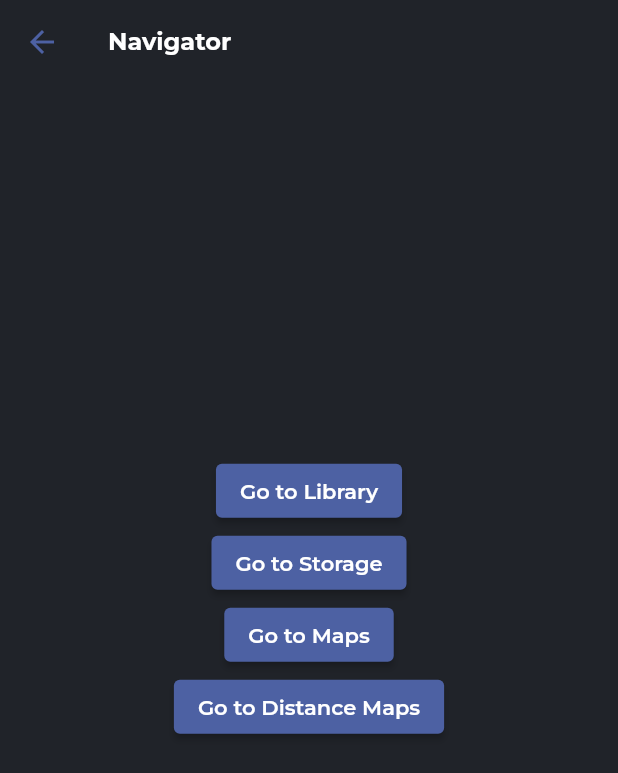
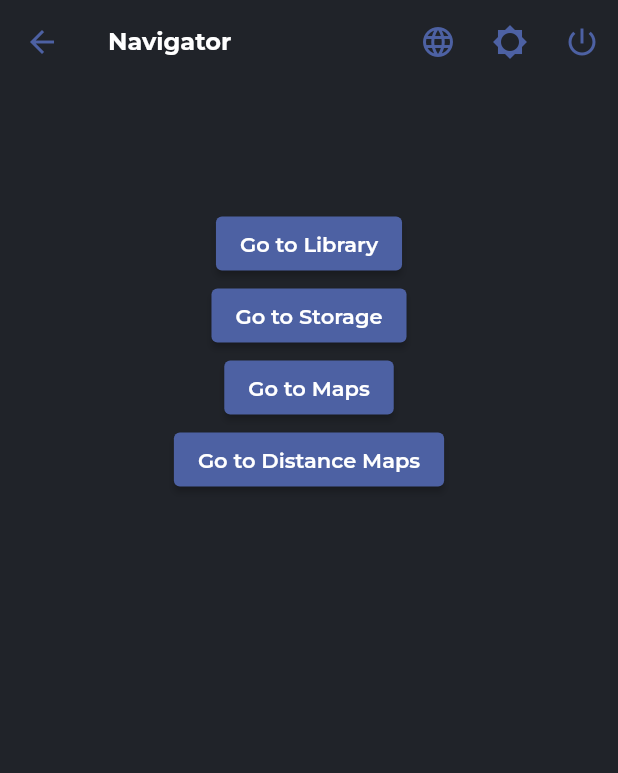
Before and after one commit to SafetyWalk/vermithor, a Flutter app: the NavigatorScreen screen opened by its route, on a phone screen of 412 x 824 dp. Shown: the top 773 px of the screen. Run offline on Flutter 3.47's test engine with Material 2 defaults, Android fonts, the light colour scheme and no system bars; our stand-ins replace another_flushbar, dio, firebase_auth, firebase_core, firebase_storage, flutter_dotenv and 12 more; missing offline and left inert: material_dialog, xxtea; accounts and stored records are empty; generated files the repository leaves out were written again.

Commit message:
refactor: navigator page

```diff
--- /dev/null
+++ b/lib/ui/dev/navigator.dart
@@ -0,0 +1,275 @@
+import 'package:safewalk/data/sharedpref/constants/preferences.dart';
+import 'package:safewalk/stores/user/user_store.dart';
+import 'package:safewalk/utils/device/device_utils.dart';
+import 'package:safewalk/utils/routes/routes.dart';
+import 'package:safewalk/stores/language/language_store.dart';
+import 'package:safewalk/stores/theme/theme_store.dart';
+import 'package:safewalk/utils/locale/app_localization.dart';
+import 'package:flutter/material.dart';
+import 'package:flutter_mobx/flutter_mobx.dart';
+import 'package:material_dialog/material_dialog.dart';
+import 'package:provider/provider.dart';
+import 'package:shared_preferences/shared_preferences.dart';
+
+class NavigatorScreen extends StatefulWidget {
+  @override
+  _NavigatorScreenState createState() => _NavigatorScreenState();
+}
+
+class _NavigatorScreenState extends State<NavigatorScreen> {
+  //stores:---------------------------------------------------------------------
+  late ThemeStore _themeStore;
+  late LanguageStore _languageStore;
+  late UserStore _userStore;
+
+  @override
+  void initState() {
+    super.initState();
+  }
+
+  @override
+  void didChangeDependencies() {
+    super.didChangeDependencies();
+
+    // initializing stores
+    _languageStore = Provider.of<LanguageStore>(context);
+    _themeStore = Provider.of<ThemeStore>(context);
+    _userStore = Provider.of<UserStore>(context);
+  }
+
+  @override
+  Widget build(BuildContext context) {
+    return Scaffold(
+      appBar: _buildAppBar(),
+      body: _buildBody(),
+    );
+  }
+
+  // app bar methods:-----------------------------------------------------------
+  PreferredSizeWidget _buildAppBar() {
+    return AppBar(
+      title: Text('Navigator'),
+      actions: _buildActions(context),
+    );
+  }
+
+  List<Widget> _buildActions(BuildContext context) {
+    return <Widget>[
+      _buildLanguageButton(),
+      _buildThemeButton(),
+      _buildLogoutButton(),
+    ];
+  }
+
+  Widget _buildThemeButton() {
+    return Observer(
+      builder: (context) {
+        return IconButton(
+          onPressed: () {
+            _themeStore.changeBrightnessToDark(!_themeStore.darkMode);
+          },
+          icon: Icon(
+            _themeStore.darkMode ? Icons.brightness_5 : Icons.brightness_3,
+          ),
+        );
+      },
+    );
+  }
+
+  Widget _buildLogoutButton() {
+    return IconButton(
+      onPressed: () {
+        SharedPreferences.getInstance().then((preference) {
+          preference.setBool(Preferences.is_logged_in, false);
+          Navigator.of(context).pushReplacementNamed(Routes.login);
+        });
+      },
+      icon: Icon(
+        Icons.power_settings_new,
+      ),
+    );
+  }
+
+  Widget _buildLanguageButton() {
+    return IconButton(
+      onPressed: () {
+        _buildLanguageDialog();
+      },
+      icon: Icon(
+        Icons.language,
+      ),
+    );
+  }
+
+  // body methods:--------------------------------------------------------------
+  Widget _buildBody() {
+    return SingleChildScrollView(
+      child: Column(
+        children: <Widget>[
+          SizedBox(
+            height: DeviceUtils.getScaledHeight(context, 0.1)
+          ),
+          _buildMainContent(),
+        ],
+      ),
+    );
+  }
+
+
+  Widget _buildMainContent() {
+    return Container(
+      // create a button to redirect to maps
+      child: Center(
+        child: Column(
+          children: [
+            // SizedBox(
+            //   height: DeviceUtils.getScaledHeight(context, 0.3),
+            // ),
+            ElevatedButton(
+              onPressed: () {
+                Navigator.of(context).pushNamed(Routes.library);
+              },
+              child: Text('Go to Library'),
+            ),
+            ElevatedButton(
+              onPressed: () {
+                Navigator.of(context).pushNamed(Routes.storage);
+              },
+              child: Text('Go to Storage'),
+            ),
+            ElevatedButton(
+              onPressed: () {
+                Navigator.of(context).pushNamed(Routes.map);
+              },
+              child: Text(
+                "Go to Maps"
+              ),
+            ),
+            ElevatedButton(
+              onPressed: () {
+                Navigator.of(context).pushNamed(Routes.distanceMap);
+              },
+              child: Text(
+                "Go to Distance Maps"
+              ),
+            ),
+          ],
+        ),
+      ),
+    );
+  }
+
+
+
+  // General Methods:-----------------------------------------------------------
+  _buildLanguageDialog() {
+    _showDialog<String>(
+      context: context,
+      child: MaterialDialog(
+        borderRadius: 5.0,
+        enableFullWidth: true,
+        title: Text(
+          AppLocalizations.of(context).translate('home_tv_choose_language'),
+          style: TextStyle(
+            color: Colors.white,
+            fontSize: 16.0,
+          ),
+        ),
+        headerColor: Theme.of(context).primaryColor,
+        backgroundColor: Theme.of(context).scaffoldBackgroundColor,
+        closeButtonColor: Colors.white,
+        enableCloseButton: true,
+        enableBackButton: false,
+        onCloseButtonClicked: () {
+          Navigator.of(context).pop();
+        },
+        children: _languageStore.supportedLanguages
+            .map(
+              (object) => ListTile(
+                dense: true,
+                contentPadding: EdgeInsets.all(0.0),
+                title: Text(
+                  object.language!,
+                  style: TextStyle(
+                    color: _languageStore.locale == object.locale
+                        ? Theme.of(context).primaryColor
+                        : _themeStore.darkMode
+                            ? Colors.white
+                            : Colors.black,
+                  ),
+                ),
+                onTap: () {
+                  Navigator.of(context).pop();
+                  // change user language based on selected locale
+                  _languageStore.changeLanguage(object.locale!);
+                },
+              ),
+            )
+            .toList(),
+      ),
+    );
+  }
+
+  _showDialog<T>({required BuildContext context, required Widget child}) {
+    showDialog<T>(
+      context: context,
+      builder: (BuildContext context) => child,
+    ).then<void>((T? value) {
+      // The value passed to Navigator.pop() or null.
+    });
+  }
+}
+
+
+
+// import 'package:flutter/material.dart';
+// import 'package:safewalk/utils/device/device_utils.dart';
+// import 'package:safewalk/utils/routes/routes.dart';
+
+// class NavigatorScreen extends StatelessWidget {
+//   @override
+//   Widget build(BuildContext context) {
+//     return Scaffold(
+//       appBar: AppBar(
+//         title: Text('Navigator'),
+//       ),
+//       body: Center(
+//         child: Column(
+//           children: [
+//             SizedBox(
+//               height: DeviceUtils.getScaledHeight(context, 0.3),
+//             ),
+//             ElevatedButton(
+//               onPressed: () {
+//                 Navigator.of(context).pushNamed(Routes.library);
+//               },
+//               child: Text('Go to Library'),
+//             ),
+//             ElevatedButton(
+//               onPressed: () {
+//                 Navigator.of(context).pushNamed(Routes.storage);
+//               },
+//               child: Text('Go to Storage'),
+//             ),
+//             ElevatedButton(
+//               onPressed: () {
+//                 Navigator.of(context).pushNamed(Routes.map);
+//               },
+//               child: Text(
+//                 "Go to Maps"
+//               ),
+//             ),
+//             ElevatedButton(
+//               onPressed: () {
+//                 Navigator.of(context).pushNamed(Routes.distanceMap);
+//               },
+//               child: Text(
+//                 "Go to Distance Maps"
+//               ),
+//             ),
+//           ],
+//         ),
+//       ),
+//     );
+//   }
+// }
--- a/lib/ui/home/home.dart
+++ b/lib/ui/home/home.dart
@@ -4,7 +4,7 @@ import 'package:safewalk/constants/colors.dart';
 import 'package:flutter/material.dart';
 // import 'dashboard/dashboard.dart';
 import 'package:safewalk/ui/home/dashboard.dart';
-import 'package:safewalk/ui/maps/navigator.dart';
+import 'package:safewalk/ui/dev/navigator.dart';
 import 'package:safewalk/ui/phone/phone.dart';
 import 'package:safewalk/ui/profile/profile.dart';
 import 'package:safewalk/widgets/bottom_navigation_view/bottom_bar_view.dart';
--- a/lib/ui/maps/navigator.dart
+++ /dev/null
@@ -1,51 +0,0 @@
-import 'package:flutter/material.dart';
-import 'package:safewalk/utils/device/device_utils.dart';
-import 'package:safewalk/utils/routes/routes.dart';
-
-class NavigatorScreen extends StatelessWidget {
-  @override
-  Widget build(BuildContext context) {
-    return Scaffold(
-      appBar: AppBar(
-        title: Text('Navigator'),
-      ),
-      body: Center(
-        child: Column(
-          children: [
-            SizedBox(
-              height: DeviceUtils.getScaledHeight(context, 0.3),
-            ),
-            ElevatedButton(
-              onPressed: () {
-                Navigator.of(context).pushNamed(Routes.library);
-              },
-              child: Text('Go to Library'),
-            ),
-            ElevatedButton(
-              onPressed: () {
-                Navigator.of(context).pushNamed(Routes.storage);
-              },
-              child: Text('Go to Storage'),
-            ),
-            ElevatedButton(
-              onPressed: () {
-                Navigator.of(context).pushNamed(Routes.map);
-              },
-              child: Text(
-                "Go to Maps"
-              ),
-            ),
-            ElevatedButton(
-              onPressed: () {
-                Navigator.of(context).pushNamed(Routes.distanceMap);
-              },
-              child: Text(
-                "Go to Distance Maps"
-              ),
-            ),
-          ],
-        ),
-      ),
-    );
-  }
-}
--- a/lib/utils/routes/routes.dart
+++ b/lib/utils/routes/routes.dart
@@ -6,7 +6,7 @@ import 'package:safewalk/ui/home/home.dart';
 import 'package:safewalk/ui/auth/login/login.dart';
 import 'package:safewalk/ui/maps/distance.dart';
 import 'package:safewalk/ui/maps/maps.dart';
-import 'package:safewalk/ui/maps/navigator.dart';
+import 'package:safewalk/ui/dev/navigator.dart';
 import 'package:safewalk/ui/onboard/onboarding.dart';
 import 'package:safewalk/ui/post/post.dart';
 import 'package:safewalk/ui/splash/splash.dart';
```
